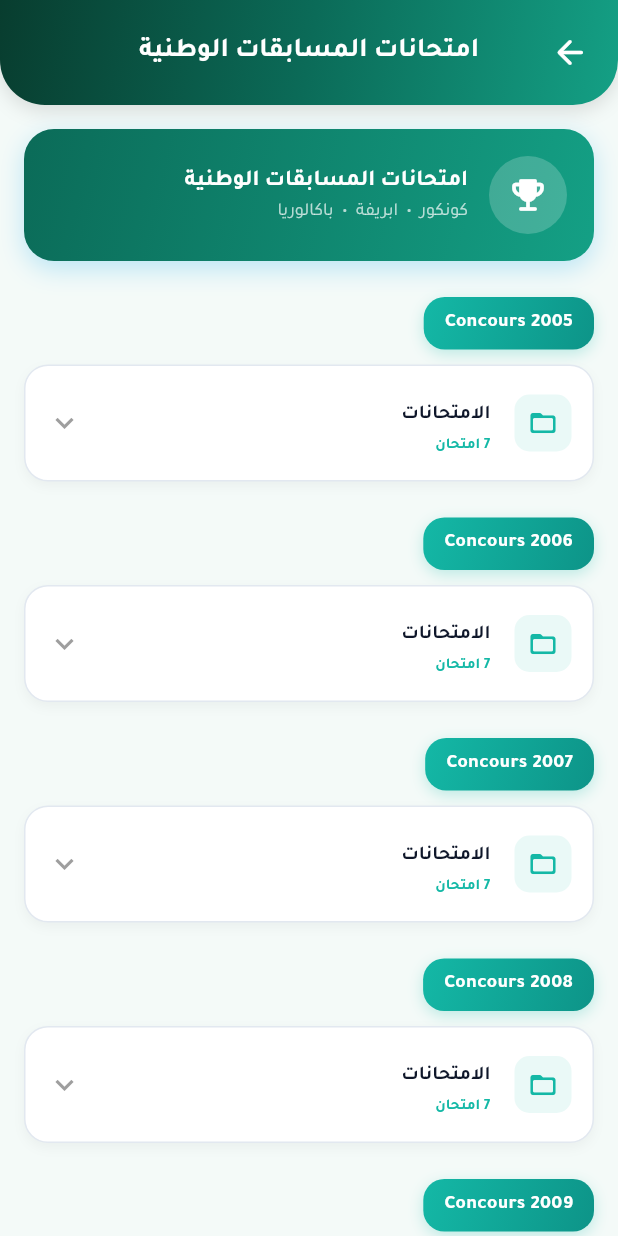
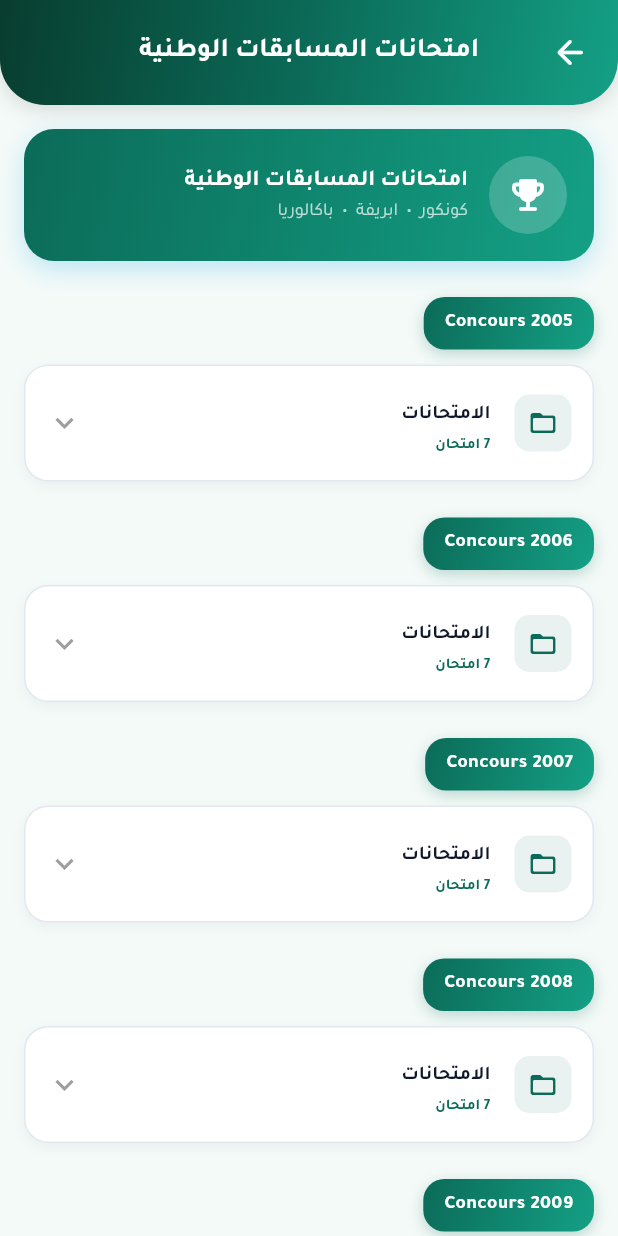
Before and after one commit to merajiapp-hub/meraj3iapp4415, a Flutter app: the NationalExamsScreen screen opened directly, on a phone screen of 412 x 824 dp. Run offline on Flutter 3.47's test engine with Material 3 defaults, Android fonts, the phone set to English and light mode, and no system bars; our stand-ins replace audioplayers, cached_network_image, cloud_firestore, confetti, connectivity_plus, dio and 21 more; missing offline and left inert: complex, equations, flutter_math_fork, flutter_quill, ml_linalg, receive_intent and 3 more; accounts and stored records are empty; network calls fail.

Commit message:
إضافة ميزات جديدة وتحديث الكود

```diff
--- a/lib/screens/info_screen.dart
+++ b/lib/screens/info_screen.dart
@@ -16,7 +16,7 @@ class InfoScreen extends StatelessWidget {
       body: CustomScrollView(
         slivers: [
           const GeometricSliverAppBar(
-            title: 'دعم التطبيق',
+            title: 'عن التطبيق',
             icon: Icons.info_outline_rounded,
             gradient: AppTheme.deepBlueGradient,
           ),
--- a/lib/screens/national_exams_screen.dart
+++ b/lib/screens/national_exams_screen.dart
@@ -12,37 +12,11 @@ class NationalExamsScreen extends StatelessWidget {
 
   // لون حسب نوع المسابقة
   static Color _typeColor(String grade) {
-    final g = grade.toLowerCase();
-    if (g.contains('concours') || g.contains('ابتدائية')) {
-      return const Color(0xFF14B8A6); // Teal
-    }
-    if (g.contains('brevet') || g.contains('إعدادية')) {
-      return const Color(0xFFF59E0B); // Amber
-    }
-    if (g.contains('bac') || g.contains('baccalauréat') || g.contains('ثانوية')) {
-      return const Color(0xFF8B5CF6); // Purple
-    }
     return AppTheme.primaryColor;
   }
 
   static LinearGradient _typeGradient(String grade) {
-    final g = grade.toLowerCase();
-    if (g.contains('concours') || g.contains('ابتدائية')) {
-      return const LinearGradient(
-        colors: [Color(0xFF14B8A6), Color(0xFF0D9488)],
-        begin: Alignment.topLeft, end: Alignment.bottomRight,
-      );
-    }
-    if (g.contains('brevet') || g.contains('إعدادية')) {
-      return const LinearGradient(
-        colors: [Color(0xFFF59E0B), Color(0xFFD97706)],
-        begin: Alignment.topLeft, end: Alignment.bottomRight,
-      );
-    }
-    return const LinearGradient(
-      colors: [Color(0xFF8B5CF6), Color(0xFF6D28D9)],
-      begin: Alignment.topLeft, end: Alignment.bottomRight,
-    );
+    return AppTheme.primaryGradient;
   }
 
   @override
--- a/lib/screens/profile_screen.dart
+++ b/lib/screens/profile_screen.dart
@@ -11,7 +11,7 @@ import '../providers/task_provider.dart';
 import '../providers/reading_provider.dart';
 import '../theme/app_theme.dart';
 import '../widgets/app_notification.dart';
-import '../widgets/curved_header.dart';
+
 import 'login_screen.dart';
 import 'statistics_screen.dart';
 import 'student/reading_history_screen.dart';
@@ -488,6 +488,7 @@ class _ProfileScreenState extends State<ProfileScreen>
           const SizedBox(height: 16),
           Text(
             name,
+            textAlign: TextAlign.center,
             style: GoogleFonts.tajawal(
               color: Colors.white,
               fontSize: 22,
@@ -497,6 +498,7 @@ class _ProfileScreenState extends State<ProfileScreen>
           if (email.isNotEmpty)
             Text(
               email,
+              textAlign: TextAlign.center,
               style: GoogleFonts.tajawal(
                 color: Colors.white.withValues(alpha: 0.85),
                 fontSize: 14,
@@ -933,5 +935,3 @@ class _ProfileScreenState extends State<ProfileScreen>
     );
   }
 }
-
-}
--- a/lib/screens/references_search_screen.dart
+++ b/lib/screens/references_search_screen.dart
@@ -79,8 +79,8 @@ class _ReferencesSearchScreenState extends State<ReferencesSearchScreen>
       _searchResults = _allBooks.where((book) {
         return book.title.toLowerCase().contains(searchLower) ||
                book.category.toLowerCase().contains(searchLower) ||
-               book.description.toLowerCase().contains(searchLower) ||
-               book.author.toLowerCase().contains(searchLower);
+               (book.subtitle?.toLowerCase().contains(searchLower) ?? false) ||
+               book.subject.toLowerCase().contains(searchLower);
       }).toList();
     });
   }
@@ -97,7 +97,6 @@ class _ReferencesSearchScreenState extends State<ReferencesSearchScreen>
           GeometricSliverAppBar(
             title: 'البحث في المراجع',
             gradient: AppTheme.brandGradient,
-            isDark: isDark,
           ),
           SliverToBoxAdapter(
             child: Padding(
--- a/lib/screens/statistics_screen.dart
+++ b/lib/screens/statistics_screen.dart
@@ -67,11 +67,7 @@ class _StatisticsScreenState extends State<StatisticsScreen>
           CurvedHeader(
             title: 'الإحصائيات',
             subtitle: 'تتبع نشاطك ومراجعاتك',
-            gradient: const LinearGradient(
-              colors: [Color(0xFF0F172A), Color(0xFF8B5CF6)],
-              begin: Alignment.topRight,
-              end: Alignment.bottomLeft,
-            ),
+            gradient: AppTheme.brandGradient,
           ),
           Expanded(
             child: FadeTransition(
```
Also changed, not shown: lib/screens/home_page.dart (+2 -31 lines), lib/screens/my_exams_screen.dart (+13 -17 lines), lib/screens/published_exams_screen.dart (+2 -6 lines), lib/screens/services_screen.dart (+4 -3 lines), lib/screens/swedd_screen.dart (+7 -14 lines), assets/IM/IM3.jpg (added), 1 other file.
